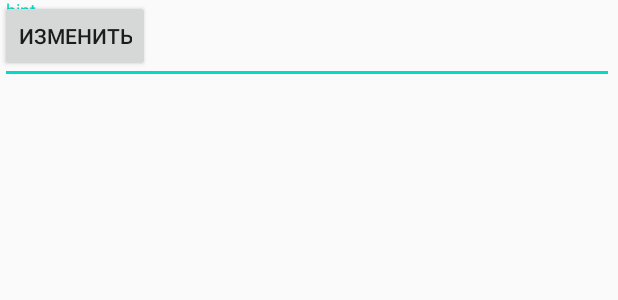
After one commit to albaSANDROS/trainingTime, an Android app: the layout activity_edit.xml on its own in the app's theme, with its tools: preview values and no code run, on a phone screen of 412 x 824 dp. The commit adds this screen. Shown: the top 300 px of the screen. Run offline under Robolectric (Android 15) with nearby library versions, the phone set to English and light mode, and no system bars.

Commit message:
updates
basic functional for edit/delete

```diff
--- a/code/app/src/main/AndroidManifest.xml
+++ b/code/app/src/main/AndroidManifest.xml
@@ -10,7 +10,9 @@
         android:roundIcon="@mipmap/ic_launcher_round"
         android:supportsRtl="true"
         android:theme="@style/AppTheme">
-        <activity android:name=".CrateActivity"></activity>
+        <activity android:name=".EditActivity"></activity>
+        <activity android:name=".TimerPage" />
+        <activity android:name=".CrateActivity" />
         <activity android:name=".MainActivity">
             <intent-filter>
                 <action android:name="android.intent.action.MAIN" />
--- a/code/app/src/main/java/Data/TrainingDao.java
+++ b/code/app/src/main/java/Data/TrainingDao.java
@@ -18,6 +18,9 @@ public interface TrainingDao {
     @Query("SELECT * FROM training WHERE id = :id")
     Training getById(long id);
 
+    @Query("SELECT * FROM training WHERE name = :name")
+    Training getByName(String name);
+
     @Insert
     void insert(Training training);
 
--- a/code/app/src/main/java/com/example/timer/App.java
+++ b/code/app/src/main/java/com/example/timer/App.java
@@ -15,7 +15,7 @@ public class App extends Application {
     public void onCreate() {
         super.onCreate();
         instance = this;
-        database = Room.databaseBuilder(this, AppDatabase.class, "database1")
+        database = Room.databaseBuilder(this, AppDatabase.class, "database2")
                 .allowMainThreadQueries()
                 .build();
     }
--- /dev/null
+++ b/code/app/src/main/res/layout/activity_edit.xml
@@ -0,0 +1,29 @@
+<?xml version="1.0" encoding="utf-8"?>
+<androidx.constraintlayout.widget.ConstraintLayout xmlns:android="http://schemas.android.com/apk/res/android"
+    xmlns:app="http://schemas.android.com/apk/res-auto"
+    xmlns:tools="http://schemas.android.com/tools"
+    android:layout_width="match_parent"
+    android:layout_height="match_parent"
+    tools:context=".EditActivity">
+
+    <Button
+        android:id="@+id/submitEditButton"
+        android:layout_width="wrap_content"
+        android:layout_height="wrap_content"
+        android:text="Изменить"
+        app:layout_constraintStart_toStartOf="parent"
+        tools:layout_editor_absoluteY="83dp" />
+
+    <com.google.android.material.textfield.TextInputLayout
+        android:layout_width="409dp"
+        android:layout_height="wrap_content"
+        app:layout_constraintStart_toStartOf="parent"
+        tools:layout_editor_absoluteY="23dp">
+
+        <com.google.android.material.textfield.TextInputEditText
+            android:id="@+id/editText"
+            android:layout_width="match_parent"
+            android:layout_height="wrap_content"
+            android:hint="hint" />
+    </com.google.android.material.textfield.TextInputLayout>
+</androidx.constraintlayout.widget.ConstraintLayout>
--- a/code/build.gradle
+++ b/code/build.gradle
@@ -5,7 +5,7 @@ buildscript {
         jcenter()
     }
     dependencies {
-        classpath 'com.android.tools.build:gradle:4.1.0'
+        classpath "com.android.tools.build:gradle:4.0.1"
 
         // NOTE: Do not place your application dependencies here; they belong
         // in the individual module build.gradle files
```
Also changed, not shown: code/app/src/main/java/com/example/timer/EditActivity.java (added, +39 -0 lines), code/app/src/main/java/com/example/timer/MainActivity.java (+20 -8 lines), code/app/src/main/java/com/example/timer/TimerPage.java (added, +25 -0 lines), code/app/src/main/java/com/example/timer/TrainingAdapter.java (added, +77 -0 lines), code/app/src/main/res/layout/activity_timer_page.xml (added, +16 -0 lines), code/app/src/main/res/layout/list_item.xml (+38 -8 lines), code/gradle/wrapper/gradle-wrapper.properties.
